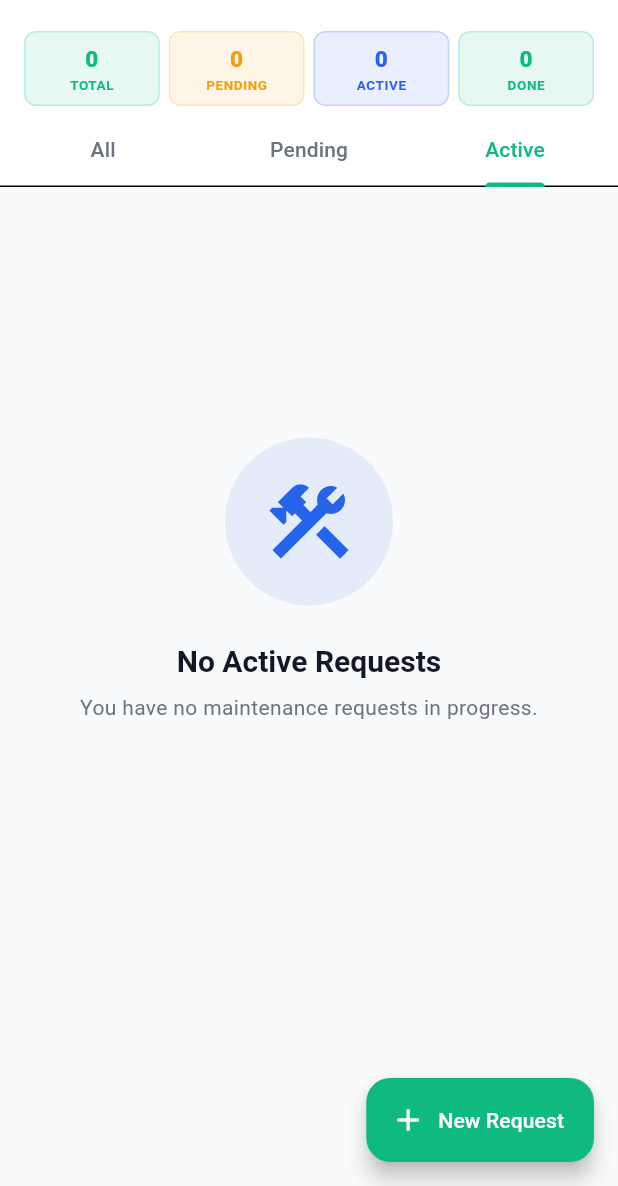
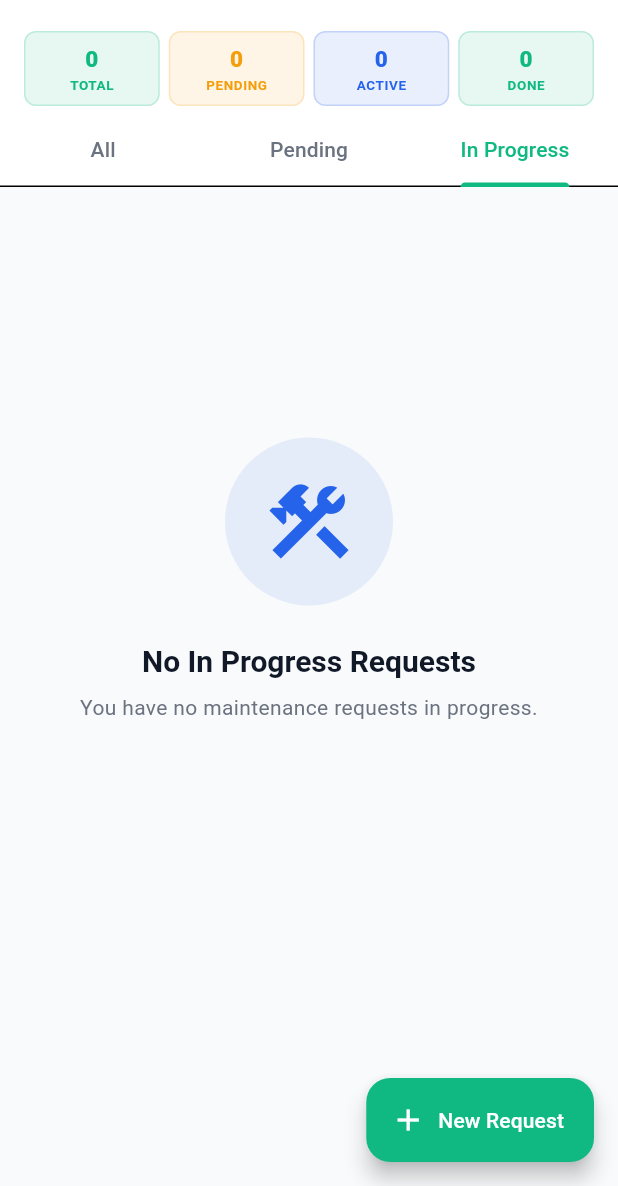
Before and after one commit to CarlosNatanauan/apartment_app, a Flutter app: the MyMaintenanceScreen screen opened directly, tab 3 chosen, on a phone screen of 412 x 824 dp, the part 50-1236 px from its top. Run offline on Flutter 3.47's test engine with Material 3 defaults, Android fonts, the phone set to English and light mode, and no system bars; our stand-ins replace dio, flutter_riverpod, flutter_secure_storage, go_router, google_sign_in, image_picker and 1 more; missing offline and left inert: mobile_scanner; accounts and stored records are empty; network calls fail.

Commit message:
updated readme

```diff
--- a/lib/features/landlord/presentation/screens/all_spaces_maintenance_screen.dart
+++ b/lib/features/landlord/presentation/screens/all_spaces_maintenance_screen.dart
@@ -270,7 +270,7 @@ class _AllSpacesMaintenanceScreenState
         color = AppTheme.warningColor;
         break;
       case 'inprogress':
-        title = 'No Active Requests';
+        title = 'No In Progress Requests';
         message = 'No maintenance requests currently in progress.';
         icon = Icons.construction;
         color = AppTheme.tenantColor;
--- a/lib/features/landlord/presentation/screens/space_maintenance_screen.dart
+++ b/lib/features/landlord/presentation/screens/space_maintenance_screen.dart
@@ -141,7 +141,7 @@ class _SpaceMaintenanceScreenState extends ConsumerState<SpaceMaintenanceScreen>
                   tabs: const [
                     Tab(text: 'All'),
                     Tab(text: 'Pending'),
-                    Tab(text: 'Active'),
+                    Tab(text: 'In Progress'),
                     Tab(text: 'Completed'),
                   ],
                 ),
@@ -202,7 +202,7 @@ class _SpaceMaintenanceScreenState extends ConsumerState<SpaceMaintenanceScreen>
         color = AppTheme.warningColor;
         break;
       case 'active':
-        title = 'No Active Requests';
+        title = 'No In Progress Requests';
         message = 'No maintenance work is currently in progress.';
         icon = Icons.construction;
         color = AppTheme.tenantColor;
--- a/lib/features/tenant/presentation/screens/my_maintenance_screen.dart
+++ b/lib/features/tenant/presentation/screens/my_maintenance_screen.dart
@@ -196,7 +196,7 @@ class _MyMaintenanceScreenState extends ConsumerState<MyMaintenanceScreen>
                   tabs: const [
                     Tab(text: 'All'),
                     Tab(text: 'Pending'),
-                    Tab(text: 'Active'),
+                    Tab(text: 'In Progress'),
                   ],
                 ),
               ],
@@ -262,7 +262,7 @@ class _MyMaintenanceScreenState extends ConsumerState<MyMaintenanceScreen>
         color = AppTheme.warningColor;
         break;
       case 'active':
-        title = 'No Active Requests';
+        title = 'No In Progress Requests';
         message = 'You have no maintenance requests in progress.';
         icon = Icons.construction;
         color = AppTheme.primaryColor;
```
Also changed, not shown: 1 other file.
